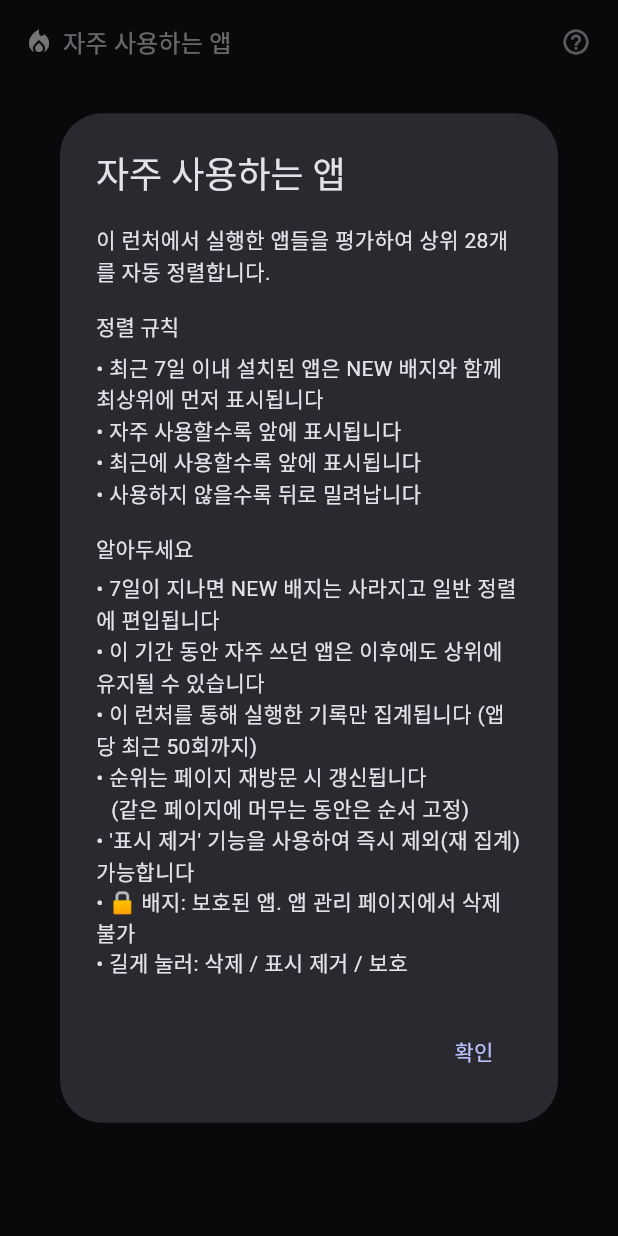
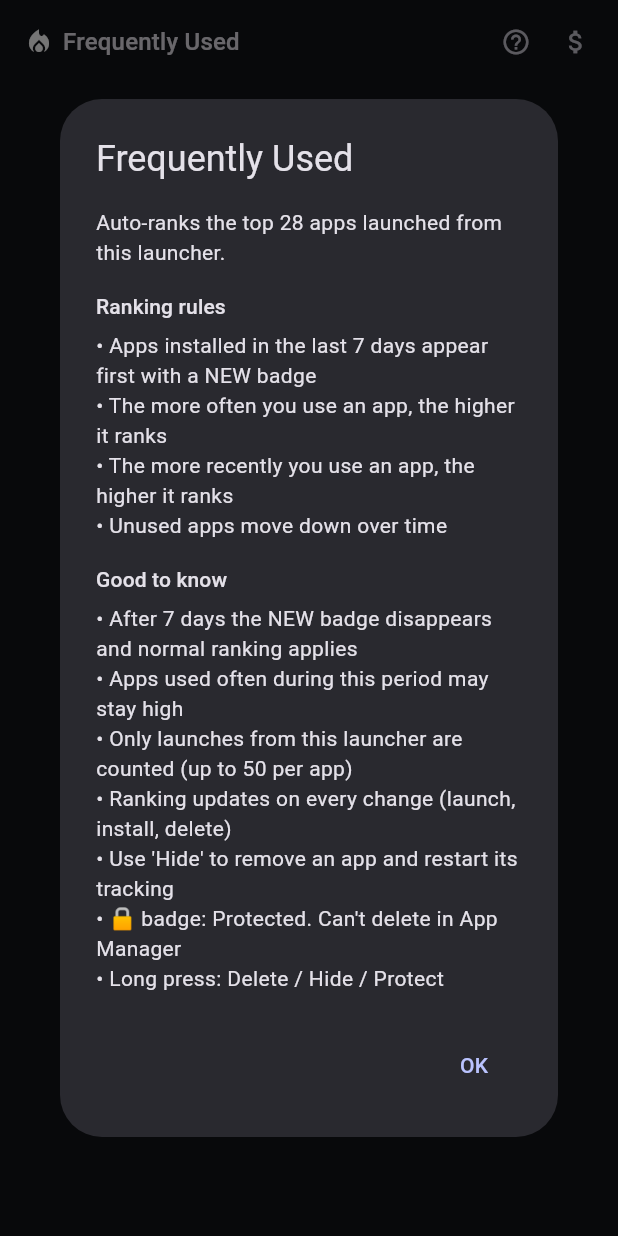
Before and after one commit to gunug/effortless_launcher, a Flutter app: the HotZonePage widget shown alone on an empty page, opened directly with empty values, after a tap on the "help outline" icon, on a phone screen of 412 x 824 dp. Run offline on Flutter 3.47's test engine with Material 3 defaults, Android fonts, the phone set to English and light mode, and no system bars; our stand-ins replace shared_preferences; missing offline and left inert: installed_apps; accounts and stored records are empty.

Commit message:
feat: full English UI + donation dialog (IAP placeholder)
### 전체 UI 영문화
- 비영어권 사용자도 이해 가능한 단순 단어·짧은 문장 위주
- 모든 한글 문자열을 lib/ 전체에서 제거 (0건)
- 주요 용어: Delete/Hide/Protect, Frequently Used, Recently Used, App Manager, Deleted Apps

### 후원 다이얼로그 (IAP 미구현, UI만)
- Hot zone / Recently Used 헤더 '?' 오른쪽에 '$' 아이콘 추가
- 모달: 자발적 후원 안내 + tier 선택 (Small/Medium/Large)
- 글로벌 대응: 금액 하드코딩 없음 (IAP 연결 시 ProductDetails.price 로 현지화 자동)
- 기본 선택: Medium
- Donate → 'Coming soon' 스낵바, Cancel → 닫힘
- RadioGroup + RadioListTile 사용 (Flutter 3.32+ 비-deprecated API)

### Hot zone 순위 갱신 정책 변경
- 페이지 재방문 시에서 '데이터 변경 시마다'로 전환
- visitCounter 제거, didUpdateWidget 무조건 재계산
- 도움말 문구 동기화

### 문서
- CLAUDE.md 신규: IAP 구현 시 교체해야 할 항목 체크리스트
  (pubspec, Play Console product, donation_dialog.dart 교체 지점, 권한, 영수증 검증)

Co-Authored-By: Claude Opus 4.7 (1M context) <noreply@anthropic.com>

```diff
--- a/lib/app_context_menu.dart
+++ b/lib/app_context_menu.dart
@@ -27,7 +27,7 @@ Future<void> showAppContextMenu({
           children: [
             const Icon(Icons.delete_outline, size: 18),
             const SizedBox(width: 12),
-            Text(isProtected ? '삭제 (보호됨)' : '삭제'),
+            Text(isProtected ? 'Delete (Protected)' : 'Delete'),
           ],
         ),
       ),
@@ -38,7 +38,7 @@ Future<void> showAppContextMenu({
           children: [
             Icon(Icons.visibility_off_outlined, size: 18),
             SizedBox(width: 12),
-            Text('표시 제거'),
+            Text('Hide'),
           ],
         ),
       ),
@@ -52,7 +52,7 @@ Future<void> showAppContextMenu({
               size: 18,
             ),
             const SizedBox(width: 12),
-            Text(isProtected ? '보호 해제' : '보호'),
+            Text(isProtected ? 'Unprotect' : 'Protect'),
           ],
         ),
       ),
--- a/lib/deleted_apps_page.dart
+++ b/lib/deleted_apps_page.dart
@@ -26,7 +26,7 @@ class _DeletedAppsPageState extends State<DeletedAppsPage> {
 
   String _formatConfirmed(int ts) {
     final d = DateTime.fromMillisecondsSinceEpoch(ts);
-    return '삭제 확인 시각: ${d.year}-${d.month.toString().padLeft(2, '0')}-${d.day.toString().padLeft(2, '0')} '
+    return 'Detected: ${d.year}-${d.month.toString().padLeft(2, '0')}-${d.day.toString().padLeft(2, '0')} '
         '${d.hour.toString().padLeft(2, '0')}:${d.minute.toString().padLeft(2, '0')}';
   }
 
@@ -46,16 +46,16 @@ class _DeletedAppsPageState extends State<DeletedAppsPage> {
     final confirm = await showDialog<bool>(
       context: context,
       builder: (ctx) => AlertDialog(
-        title: const Text('기록 지우기'),
-        content: Text('${_selected.length}개 기록을 지웁니다. (실제 앱 재설치와는 무관)'),
+        title: const Text('Clear records'),
+        content: Text("Clear ${_selected.length} records. (This doesn't reinstall apps)"),
         actions: [
           TextButton(
             onPressed: () => Navigator.pop(ctx, false),
-            child: const Text('취소'),
+            child: const Text('Cancel'),
           ),
           FilledButton(
             onPressed: () => Navigator.pop(ctx, true),
-            child: const Text('지우기'),
+            child: const Text('Clear'),
           ),
         ],
       ),
@@ -72,7 +72,7 @@ class _DeletedAppsPageState extends State<DeletedAppsPage> {
       ..sort((a, b) => b.confirmedAt.compareTo(a.confirmedAt));
 
     if (list.isEmpty) {
-      return const Center(child: Text('삭제 기록 없음'));
+      return const Center(child: Text('No deleted apps'));
     }
 
     return Column(
@@ -83,19 +83,19 @@ class _DeletedAppsPageState extends State<DeletedAppsPage> {
             children: [
               Expanded(
                 child: Text(
-                  '삭제된 앱  ${list.length}개',
+                  'Deleted Apps  ${list.length}',
                   style: Theme.of(context).textTheme.titleMedium,
                 ),
               ),
               Text(
-                '선택 ${_selected.length}',
+                'Selected: ${_selected.length}',
                 style: Theme.of(context).textTheme.labelMedium,
               ),
               const SizedBox(width: 8),
               FilledButton.icon(
                 onPressed: _selected.isEmpty ? null : _removeSelected,
                 icon: const Icon(Icons.clear_all),
-                label: const Text('기록 지우기'),
+                label: const Text('Clear records'),
               ),
             ],
           ),
@@ -141,7 +141,7 @@ class _DeletedAppsPageState extends State<DeletedAppsPage> {
                 ),
                 trailing: FilledButton.tonalIcon(
                   icon: const Icon(Icons.shop, size: 18),
-                  label: const Text('재설치'),
+                  label: const Text('Reinstall'),
                   onPressed: () => _openPlayStore(d.packageName),
                 ),
                 onTap: () {
--- a/lib/hot_zone_page.dart
+++ b/lib/hot_zone_page.dart
@@ -4,6 +4,7 @@ import 'dart:typed_data';
 import 'package:flutter/material.dart';
 
 import 'app_context_menu.dart';
+import 'donation_dialog.dart';
 import 'models.dart';
 import 'search_page.dart';
 
@@ -16,7 +17,6 @@ class HotZonePage extends StatefulWidget {
   final Map<String, List<int>> launchLog;
   final Map<String, int> installedAt;
   final Set<String> protectedPackages;
-  final int visitCounter;
   final bool loading;
   final Future<void> Function(String packageName) onLaunch;
   final Future<void> Function(String packageName) onUninstall;
@@ -30,7 +30,6 @@ class HotZonePage extends StatefulWidget {
     required this.launchLog,
     required this.installedAt,
     required this.protectedPackages,
-    required this.visitCounter,
     required this.loading,
     required this.onLaunch,
     required this.onUninstall,
@@ -54,9 +53,7 @@ class _HotZonePageState extends State<HotZonePage> {
   @override
   void didUpdateWidget(covariant HotZonePage oldWidget) {
     super.didUpdateWidget(oldWidget);
-    if (oldWidget.visitCounter != widget.visitCounter) {
-      setState(() => _committed = _compute());
-    }
+    _committed = _compute();
   }
 
   List<IndexedApp> _compute() {
@@ -115,41 +112,37 @@ class _HotZonePageState extends State<HotZonePage> {
       builder: (ctx) {
         final titleSmall = Theme.of(ctx).textTheme.titleSmall;
         return AlertDialog(
-          title: const Text('자주 사용하는 앱'),
+          title: const Text('Frequently Used'),
           content: SingleChildScrollView(
             child: Column(
               crossAxisAlignment: CrossAxisAlignment.start,
               mainAxisSize: MainAxisSize.min,
               children: [
-                const Text('이 런처에서 실행한 앱들을 평가하여 상위 28개를 자동 정렬합니다.'),
+                const Text('Auto-ranks the top 28 apps launched from this launcher.'),
                 const SizedBox(height: 16),
-                Text('정렬 규칙', style: titleSmall),
+                Text('Ranking rules', style: titleSmall),
                 const SizedBox(height: 6),
-                const Text('• 최근 7일 이내 설치된 앱은 NEW 배지와 함께 최상위에 먼저 표시됩니다'),
-                const Text('• 자주 사용할수록 앞에 표시됩니다'),
-                const Text('• 최근에 사용할수록 앞에 표시됩니다'),
-                const Text('• 사용하지 않을수록 뒤로 밀려납니다'),
+                const Text('• Apps installed in the last 7 days appear first with a NEW badge'),
+                const Text('• The more often you use an app, the higher it ranks'),
+                const Text('• The more recently you use an app, the higher it ranks'),
+                const Text('• Unused apps move down over time'),
                 const SizedBox(height: 16),
-                Text('알아두세요', style: titleSmall),
+                Text('Good to know', style: titleSmall),
                 const SizedBox(height: 6),
-                const Text('• 7일이 지나면 NEW 배지는 사라지고 일반 정렬에 편입됩니다'),
-                const Text('• 이 기간 동안 자주 쓰던 앱은 이후에도 상위에 유지될 수 있습니다'),
-                const Text('• 이 런처를 통해 실행한 기록만 집계됩니다 (앱당 최근 50회까지)'),
-                const Text('• 순위는 페이지 재방문 시 갱신됩니다'),
-                const Padding(
-                  padding: EdgeInsets.only(left: 10),
-                  child: Text('(같은 페이지에 머무는 동안은 순서 고정)'),
-                ),
-                const Text("• '표시 제거' 기능을 사용하여 즉시 제외(재 집계) 가능합니다"),
-                const Text('• 🔒 배지: 보호된 앱. 앱 관리 페이지에서 삭제 불가'),
-                const Text('• 길게 눌러: 삭제 / 표시 제거 / 보호'),
+                const Text('• After 7 days the NEW badge disappears and normal ranking applies'),
+                const Text('• Apps used often during this period may stay high'),
+                const Text('• Only launches from this launcher are counted (up to 50 per app)'),
+                const Text('• Ranking updates on every change (launch, install, delete)'),
+                const Text("• Use 'Hide' to remove an app and restart its tracking"),
+                const Text("• 🔒 badge: Protected. Can't delete in App Manager"),
+                const Text('• Long press: Delete / Hide / Protect'),
               ],
             ),
           ),
           actions: [
             TextButton(
               onPressed: () => Navigator.pop(ctx),
-              child: const Text('확인'),
+              child: const Text('OK'),
             ),
           ],
         );
@@ -184,15 +177,21 @@ class _HotZonePageState extends State<HotZonePage> {
               const SizedBox(width: 6),
               Expanded(
                 child: Text(
-                  '자주 사용하는 앱',
+                  'Frequently Used',
                   style: Theme.of(context).textTheme.titleMedium,
                 ),
               ),
               IconButton(
                 icon: const Icon(Icons.help_outline, size: 20),
-                tooltip: '도움말',
+                tooltip: 'Help',
                 visualDensity: VisualDensity.compact,
                 onPressed: _showHelp,
+              ),
+              IconButton(
+                icon: const Icon(Icons.attach_money, size: 20),
+                tooltip: 'Support',
+                visualDensity: VisualDensity.compact,
+                onPressed: () => showDonationDialog(context),
               ),
             ],
           ),
@@ -203,7 +202,7 @@ class _HotZonePageState extends State<HotZonePage> {
                   child: Padding(
                     padding: EdgeInsets.all(32),
                     child: Text(
-                      '앱을 실행하면 자주 사용하는 앱이 여기에 표시됩니다',
+                      'Apps you use most will appear here',
                       textAlign: TextAlign.center,
                     ),
                   ),
--- a/lib/main.dart
+++ b/lib/main.dart
@@ -58,7 +58,6 @@ class LauncherHome extends StatefulWidget {
 class _LauncherHomeState extends State<LauncherHome>
     with WidgetsBindingObserver {
   PageController? _pageController;
-  int _hotZonePageVisits = 0;
   int _unusedPageVisits = 0;
   List<IndexedApp> _apps = [];
   Map<String, Uint8List> _icons = {};
@@ -435,9 +434,7 @@ class _LauncherHomeState extends State<LauncherHome>
             if (i == _kHotZonePageIndex || i == _kSearchPageIndex) {
               unawaited(_saveLastPage(i));
             }
-            if (i == _kHotZonePageIndex) {
-              setState(() => _hotZonePageVisits++);
-            } else if (i == _kUnusedPageIndex) {
+            if (i == _kUnusedPageIndex) {
               setState(() => _unusedPageVisits++);
             }
           },
@@ -448,7 +445,6 @@ class _LauncherHomeState extends State<LauncherHome>
               launchLog: _launchLog,
               installedAt: _installedAt,
               protectedPackages: _protectedPackages,
-              visitCounter: _hotZonePageVisits,
               loading: _loading,
               onLaunch: _launchApp,
               onUninstall: _uninstallOne,
--- a/lib/search_page.dart
+++ b/lib/search_page.dart
@@ -3,6 +3,7 @@ import 'dart:typed_data';
 import 'package:flutter/material.dart';
 
 import 'app_context_menu.dart';
+import 'donation_dialog.dart';
 import 'korean_search.dart';
 import 'models.dart';
 
@@ -215,33 +216,33 @@ class _SearchPageState extends State<SearchPage> {
       builder: (ctx) {
         final titleSmall = Theme.of(ctx).textTheme.titleSmall;
         return AlertDialog(
-          title: const Text('최근 사용한 앱'),
+          title: const Text('Recently Used'),
           content: SingleChildScrollView(
             child: Column(
               crossAxisAlignment: CrossAxisAlignment.start,
               mainAxisSize: MainAxisSize.min,
               children: [
-                const Text('이 런처에서 최근에 실행한 앱을 최대 24개까지 표시합니다.'),
+                const Text('Shows up to 24 apps you recently launched from this launcher.'),
                 const SizedBox(height: 16),
-                Text('정렬 규칙', style: titleSmall),
+                Text('Order', style: titleSmall),
                 const SizedBox(height: 6),
-                const Text('• 최근에 실행한 앱일수록 앞에 표시됩니다'),
+                const Text('• Most recently used apps appear first'),
                 const SizedBox(height: 16),
-                Text('알아두세요', style: titleSmall),
+                Text('Good to know', style: titleSmall),
                 const SizedBox(height: 6),
-                const Text('• 이 런처를 통해 실행한 기록만 집계됩니다'),
-                const Text('• 검색창에 입력하면 전체 앱에서 검색됩니다'),
-                const Text("• '표시 제거'로 목록에서 즉시 제외할 수 있습니다"),
-                const Text('• 🔒 배지: 보호된 앱. 앱 관리 페이지에서 삭제 불가'),
-                const Text('• NEW 배지: 최근 7일 이내 설치된 앱'),
-                const Text('• 길게 눌러: 삭제 / 표시 제거 / 보호'),
+                const Text('• Only launches from this launcher are counted'),
+                const Text('• Type in the search box to find any app'),
+                const Text("• Use 'Hide' to remove an app from this list"),
+                const Text("• 🔒 badge: Protected. Can't delete in App Manager"),
+                const Text('• NEW badge: Installed in the last 7 days'),
+                const Text('• Long press: Delete / Hide / Protect'),
               ],
             ),
           ),
           actions: [
             TextButton(
               onPressed: () => Navigator.pop(ctx),
-              child: const Text('확인'),
+              child: const Text('OK'),
             ),
           ],
         );
@@ -259,7 +260,7 @@ class _SearchPageState extends State<SearchPage> {
             controller: _searchController,
             autofocus: false,
             decoration: InputDecoration(
-              hintText: '앱 검색 (초성/한영 혼용 가능)',
+              hintText: 'Search apps',
               prefixIcon: const Icon(Icons.search),
               suffixIcon: _searchController.text.isEmpty
                   ? null
@@ -287,7 +288,7 @@ class _SearchPageState extends State<SearchPage> {
     if (_exactResults.isEmpty && _similarResults.isEmpty) {
       final isSearching = _searchController.text.trim().isNotEmpty;
       return Center(
-        child: Text(isSearching ? '검색 결과 없음' : '앱을 실행하면 최근 사용에 추가됩니다'),
+        child: Text(isSearching ? 'No results' : 'Launch an app to see recents'),
       );
     }
 
@@ -304,15 +305,21 @@ class _SearchPageState extends State<SearchPage> {
                   const SizedBox(width: 6),
                   Expanded(
                     child: Text(
-                      '최근 사용한 앱',
+                      'Recently Used',
                       style: Theme.of(context).textTheme.titleMedium,
                     ),
                   ),
                   IconButton(
                     icon: const Icon(Icons.help_outline, size: 20),
-                    tooltip: '도움말',
+                    tooltip: 'Help',
                     visualDensity: VisualDensity.compact,
                     onPressed: _showRecentHelp,
+                  ),
+                  IconButton(
+                    icon: const Icon(Icons.attach_money, size: 20),
+                    tooltip: 'Support',
+                    visualDensity: VisualDensity.compact,
+                    onPressed: () => showDonationDialog(context),
                   ),
                 ],
               ),
@@ -349,7 +356,7 @@ class _SearchPageState extends State<SearchPage> {
                   const Icon(Icons.auto_awesome, size: 16),
                   const SizedBox(width: 6),
                   Text(
-                    '유사 결과',
+                    'Similar',
                     style: Theme.of(context).textTheme.labelLarge,
                   ),
                   const SizedBox(width: 8),
--- a/lib/unused_apps_page.dart
+++ b/lib/unused_apps_page.dart
@@ -92,13 +92,13 @@ class _UnusedAppsPageState extends State<UnusedAppsPage> {
   }
 
   String _formatLastUsed(int? ts) {
-    if (ts == null) return '사용 이력 없음';
+    if (ts == null) return 'Never used';
     final now = DateTime.now();
     final d = DateTime.fromMillisecondsSinceEpoch(ts);
     final days = now.difference(d).inDays;
     final dateStr =
         '${d.year}-${d.month.toString().padLeft(2, '0')}-${d.day.toString().padLeft(2, '0')}';
-    return '마지막 사용: $dateStr ($days일 전)';
+    return 'Last used: $dateStr ($days days ago)';
   }
 
   Future<void> _deleteSelected() async {
@@ -106,17 +106,17 @@ class _UnusedAppsPageState extends State<UnusedAppsPage> {
     final confirm = await showDialog<bool>(
       context: context,
       builder: (ctx) => AlertDialog(
-        title: const Text('선택한 앱 삭제'),
-        content: Text('${_selected.length}개 앱을 순차적으로 삭제합니다.\n'
-            '각 앱마다 시스템 확인 창이 표시됩니다.'),
+        title: const Text('Delete selected'),
+        content: Text('Deleting ${_selected.length} apps one by one.\n'
+            'Each app will show a system prompt.'),
         actions: [
           TextButton(
             onPressed: () => Navigator.pop(ctx, false),
-            child: const Text('취소'),
+            child: const Text('Cancel'),
           ),
           FilledButton(
             onPressed: () => Navigator.pop(ctx, true),
-            child: const Text('진행'),
+            child: const Text('Continue'),
           ),
         ],
       ),
@@ -180,12 +180,12 @@ class _UnusedAppsPageState extends State<UnusedAppsPage> {
                   ? Theme.of(context).colorScheme.primary
                   : null,
             ),
-            tooltip: isProtectedLive ? '보호 해제' : '보호',
+            tooltip: isProtectedLive ? 'Unprotect' : 'Protect',
             onPressed: () => widget.onToggleProtect(a.packageName),
           ),
           IconButton(
             icon: const Icon(Icons.delete_outline),
-            tooltip: isProtectedLive ? '보호됨 — 삭제 불가' : '삭제',
+            tooltip: isProtectedLive ? "Protected — can't delete" : 'Delete',
             onPressed:
                 isProtectedLive ? null : () => _deleteOne(a.packageName),
           ),
@@ -203,7 +203,7 @@ class _UnusedAppsPageState extends State<UnusedAppsPage> {
     final parts = _partition();
     final total = parts.normal.length + parts.protected.length;
     if (total == 0) {
-      return const Center(child: Text('정리할 앱 없음'));
+      return const Center(child: Text('No apps'));
     }
     return Column(
       children: [
@@ -213,19 +213,19 @@ class _UnusedAppsPageState extends State<UnusedAppsPage> {
             children: [
               Expanded(
                 child: Text(
-                  '앱 관리  $total개',
+                  'App Manager  $total',
                   style: Theme.of(context).textTheme.titleMedium,
                 ),
               ),
               Text(
-                '선택 ${_selected.length}',
+                'Selected: ${_selected.length}',
                 style: Theme.of(context).textTheme.labelMedium,
               ),
               const SizedBox(width: 8),
               FilledButton.icon(
                 onPressed: _selected.isEmpty ? null : _deleteSelected,
                 icon: const Icon(Icons.delete_sweep),
-                label: const Text('선택 삭제'),
+                label: const Text('Delete selected'),
               ),
             ],
           ),
@@ -248,7 +248,7 @@ class _UnusedAppsPageState extends State<UnusedAppsPage> {
                       const Icon(Icons.lock, size: 16),
                       const SizedBox(width: 6),
                       Text(
-                        '보호됨  ${parts.protected.length}개',
+                        'Protected  ${parts.protected.length}',
                         style: Theme.of(context).textTheme.labelLarge,
                       ),
                       const SizedBox(width: 8),
```
Also changed, not shown: lib/donation_dialog.dart (added, +83 -0 lines), 1 other file.
